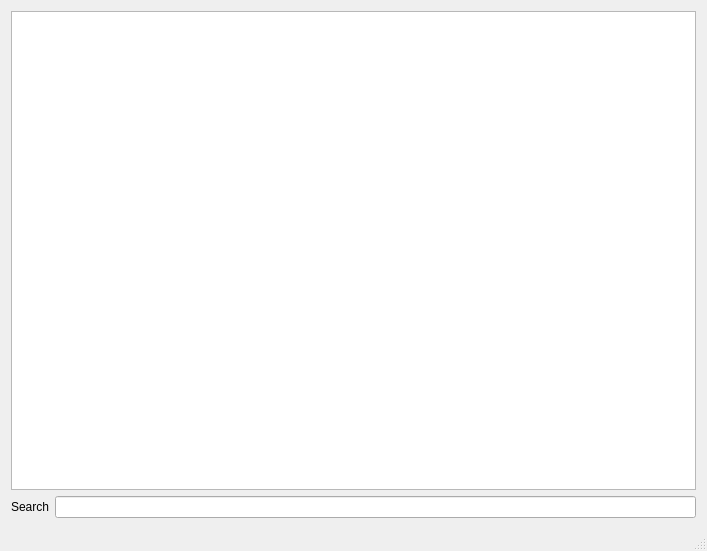
Above: mainwindow.ui from VitorRamos/TaskManager before the change. Below: the same form after it.
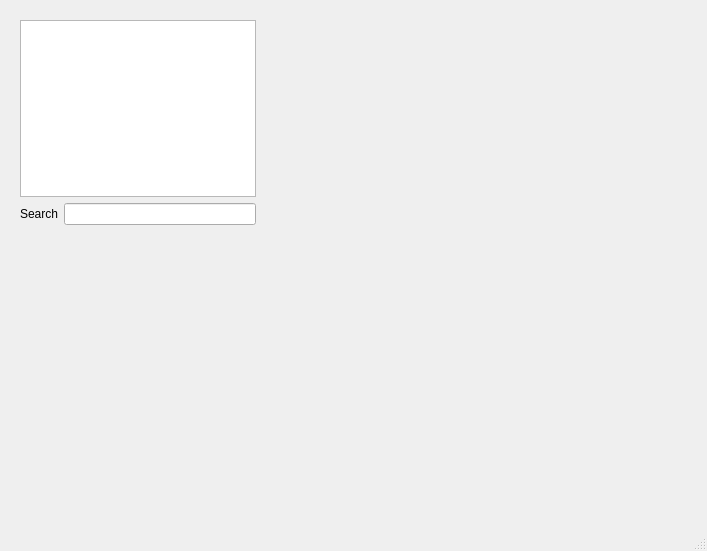
That is the form after the change.

Patch:
```diff
--- a/mainwindow.ui
+++ b/mainwindow.ui
@@ -14,8 +14,15 @@
    <string>MainWindow</string>
   </property>
   <widget class="QWidget" name="centralWidget">
-   <layout class="QGridLayout" name="gridLayout">
-    <item row="0" column="0">
+   <widget class="QWidget" name="">
+    <property name="geometry">
+     <rect>
+      <x>9</x>
+      <y>9</y>
+      <width>258</width>
+      <height>227</height>
+     </rect>
+    </property>
      <layout class="QVBoxLayout" name="verticalLayout">
       <item>
        <widget class="QTableView" name="tableView"/>
@@ -35,8 +42,7 @@
        </layout>
       </item>
      </layout>
-    </item>
-   </layout>
+   </widget>
   </widget>
   <widget class="QStatusBar" name="statusBar"/>
  </widget>
```
Lines whose indentation alone changed are shown as unchanged.
